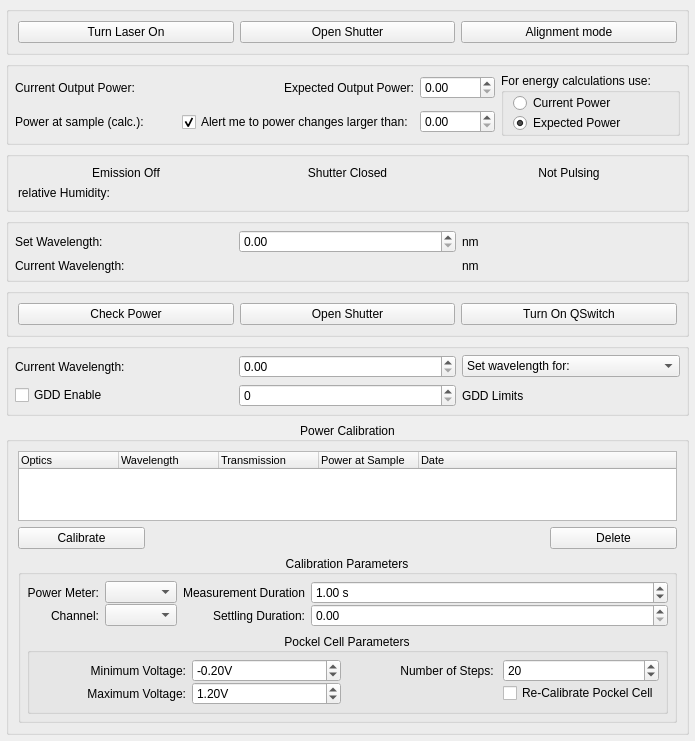
The window that acq4/devices/Laser/devTemplate.ui (acq4/acq4) describes before a commit, drawn with Qt 5.
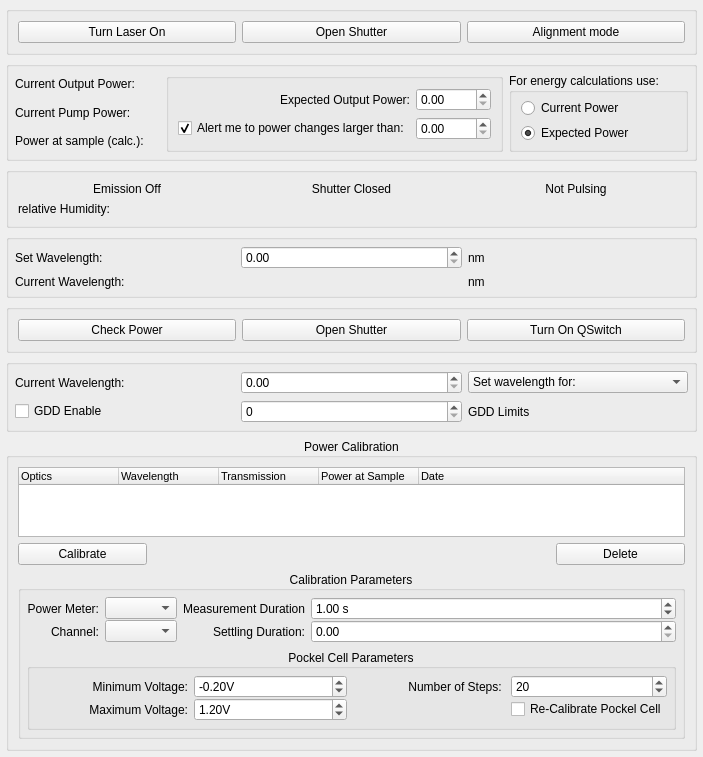
The same window after the commit. Custom widgets are drawn as their Qt base class.

```diff
--- a/acq4/devices/Laser/devTemplate.ui
+++ b/acq4/devices/Laser/devTemplate.ui
@@ -109,7 +109,7 @@
       <property name="bottomMargin">
        <number>6</number>
       </property>
-      <item row="0" column="4" rowspan="2">
+      <item row="0" column="5" rowspan="3">
        <widget class="QGroupBox" name="energyCalcGroup">
         <property name="title">
          <string>For energy calculations use:</string>
@@ -147,16 +147,6 @@
         </layout>
        </widget>
       </item>
-      <item row="0" column="2">
-       <widget class="QLabel" name="label_5">
-        <property name="text">
-         <string>Expected Output Power:</string>
-        </property>
-        <property name="alignment">
-         <set>Qt::AlignRight|Qt::AlignTrailing|Qt::AlignVCenter</set>
-        </property>
-       </widget>
-      </item>
       <item row="0" column="0">
        <widget class="QLabel" name="label_4">
         <property name="sizePolicy">
@@ -170,7 +160,7 @@
         </property>
        </widget>
       </item>
-      <item row="1" column="0">
+      <item row="2" column="0">
        <widget class="QLabel" name="label_8">
         <property name="text">
          <string>Power at sample (calc.):</string>
@@ -191,7 +181,7 @@
         </property>
        </widget>
       </item>
-      <item row="1" column="1">
+      <item row="2" column="1">
        <widget class="QLabel" name="samplePowerLabel">
         <property name="font">
          <font>
@@ -205,7 +195,44 @@
         </property>
        </widget>
       </item>
-      <item row="1" column="2">
+      <item row="1" column="0">
+       <widget class="QLabel" name="label_16">
+        <property name="text">
+         <string>Current Pump Power:</string>
+        </property>
+       </widget>
+      </item>
+      <item row="1" column="1">
+       <widget class="QLabel" name="pumpPowerLabel">
+        <property name="text">
+         <string/>
+        </property>
+       </widget>
+      </item>
+      <item row="0" column="2" rowspan="3">
+       <widget class="QGroupBox" name="subPowerGroup">
+        <layout class="QGridLayout" name="gridLayout_10">
+         <item row="0" column="1">
+          <widget class="SpinBox" name="expectedPowerSpin">
+           <property name="minimumSize">
+            <size>
+             <width>75</width>
+             <height>0</height>
+            </size>
+           </property>
+          </widget>
+         </item>
+         <item row="0" column="0">
+          <widget class="QLabel" name="label_5">
+           <property name="text">
+            <string>Expected Output Power:</string>
+           </property>
+           <property name="alignment">
+            <set>Qt::AlignRight|Qt::AlignTrailing|Qt::AlignVCenter</set>
+           </property>
+          </widget>
+         </item>
+         <item row="1" column="0">
        <widget class="QCheckBox" name="powerAlertCheck">
         <property name="text">
          <string>Alert me to power changes larger than:</string>
@@ -215,17 +242,7 @@
         </property>
        </widget>
       </item>
-      <item row="0" column="3">
-       <widget class="SpinBox" name="expectedPowerSpin">
-        <property name="minimumSize">
-         <size>
-          <width>75</width>
-          <height>0</height>
-         </size>
-        </property>
-       </widget>
-      </item>
-      <item row="1" column="3">
+         <item row="1" column="1">
        <widget class="SpinBox" name="toleranceSpin">
         <property name="minimumSize">
          <size>
@@ -233,6 +250,9 @@
           <height>0</height>
          </size>
         </property>
+          </widget>
+         </item>
+        </layout>
        </widget>
       </item>
      </layout>
```
Lines whose indentation alone changed are shown as unchanged.
